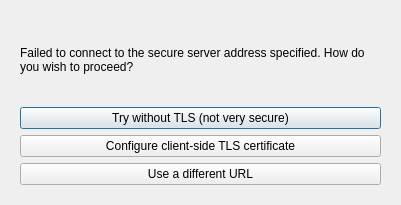
This is src/gui/wizard/owncloudconnectionmethoddialog.ui in nextcloud/desktop as Qt 5 draws it before an edit. The edited form follows.
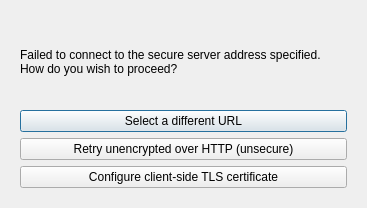
This is the edited form.

Commit message: owncloudconnectionmethoddialog: Change order of buttons, fix wording, and add the URL

The edit to the form file:
```diff
--- a/src/gui/wizard/owncloudconnectionmethoddialog.ui
+++ b/src/gui/wizard/owncloudconnectionmethoddialog.ui
@@ -6,8 +6,8 @@
    <rect>
     <x>0</x>
     <y>0</y>
-    <width>401</width>
-    <height>205</height>
+    <width>367</width>
+    <height>208</height>
    </rect>
   </property>
   <property name="windowTitle">
@@ -49,10 +49,17 @@
      </item>
      <item row="1" column="0">
       <layout class="QVBoxLayout" name="verticalLayout">
+       <item>
+        <widget class="QPushButton" name="btnBack">
+         <property name="text">
+          <string>Select a different URL</string>
+         </property>
+        </widget>
+       </item>
        <item>
         <widget class="QPushButton" name="btnNoTLS">
          <property name="text">
-          <string>Try without TLS (not very secure)</string>
+          <string>Retry unencrypted over HTTP (unsecure)</string>
          </property>
         </widget>
        </item>
@@ -63,13 +70,6 @@
          </property>
         </widget>
        </item>
-       <item>
-        <widget class="QPushButton" name="btnBack">
-         <property name="text">
-          <string>Use a different URL</string>
-         </property>
-        </widget>
-       </item>
       </layout>
      </item>
     </layout>
```
The commit also changes 3 other files.
